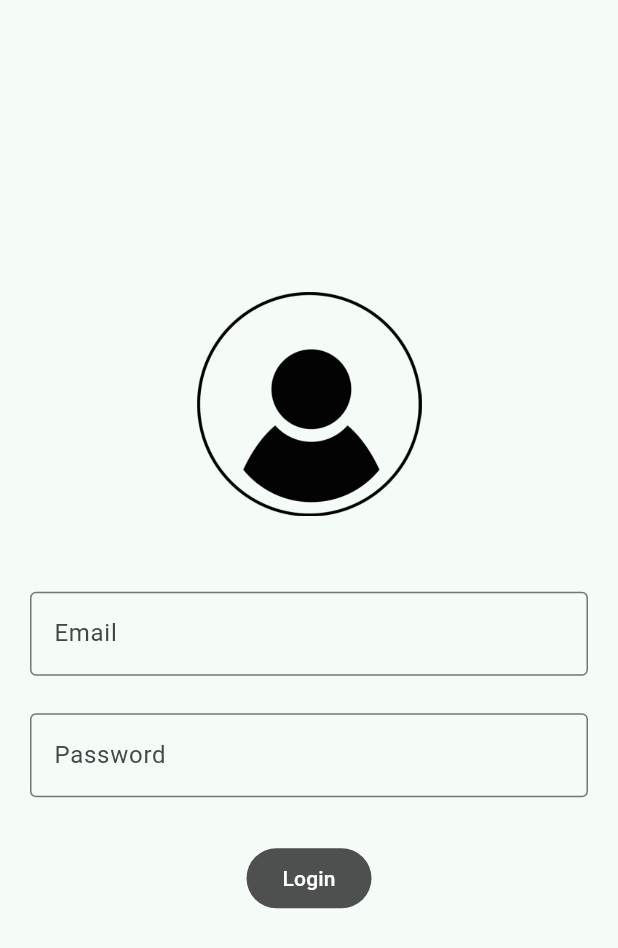
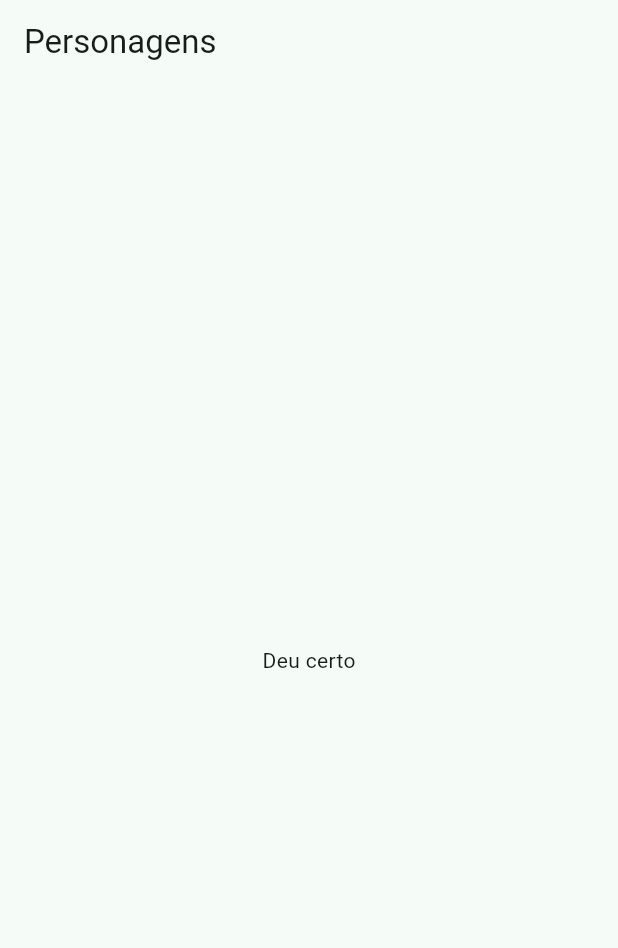
Before and after one commit to AllanSobera/FlutterStudy, a Flutter app: the screen it shows after launch, on a phone screen of 412 x 824 dp. Shown: the top 948 px of the screen. Run offline on Flutter 3.47's test engine with Material 3 defaults, Android fonts, the phone set to English and light mode, and no system bars; our stand-ins replace bloc, flutter_bloc, flutter_modular; missing offline and left inert: dart:ffi.

Commit message:
add: AppModule.dart in this file i have the class AppModule, this class is responsible to inject dependence and make all routes of the app add: DataState.dart this file have the states add: Service.dart this file will call api route to get the information of app change: pubspec.lock change: pubspec.yaml add: Character List Cubit this class will manage the all states in the case when get all character from API change: main and home to conforme with AppModular and injection dependence

```diff
--- /dev/null
+++ b/lib/Models/Repository/Service.dart
@@ -0,0 +1,16 @@
+import 'dart:io';
+import 'package:http/http.dart' as http;
+
+class DragonBallAPI {
+  DragonBallAPI();
+
+  Future<http.Response> fetchCharacters() async {
+    return http.get(Uri.parse("${RoutesAPI.baseUrl}${RoutesAPI.characters}"));
+  }
+}
+
+class RoutesAPI {
+  static const String baseUrl = "https://www.dragonball-api.com/api/";
+  static const String characters = "characters";
+  static const String planets = "planets";
+}
--- /dev/null
+++ b/lib/Models/dataState.dart
@@ -0,0 +1,8 @@
+
+abstract class DataState {}
+
+class InicialState extends DataState {}
+
+class LoadingState extends DataState {}
+
+class SucessedState extends DataState {}
--- /dev/null
+++ b/lib/View/characterListCubit.dart
@@ -0,0 +1,21 @@
+import 'package:bloc/bloc.dart';
+import 'package:flutter/foundation.dart';
+import '../Models/dataState.dart';
+import '../Models/Repository/Service.dart';
+
+class CharacterListCubit extends Cubit<DataState> {
+  static const valueKey = ValueKey("characterListCubit");
+  final DragonBallAPI service;
+
+  CharacterListCubit({required this.service}) : super(InicialState()) {
+    _getDragonBallCharacters();
+  }
+
+  void _getDragonBallCharacters() async {
+    emit(LoadingState());
+
+    await Future.delayed(const Duration(seconds: 5));
+
+    emit(SucessedState());
+  }
+}
--- a/lib/View/main.dart
+++ b/lib/View/main.dart
@@ -1,9 +1,15 @@
 import 'package:flutter/material.dart';
 import 'package:flutter/foundation.dart';
+import 'package:flutter_bloc/flutter_bloc.dart';
+import 'package:flutter_modular/flutter_modular.dart';
+import 'package:new_study/Models/dataState.dart';
+import 'characterListCubit.dart';
 import 'package:new_study/View/home.dart';
+import '../Models/AppModule.dart';
+import '../Models/dataState.dart';
 
 void main() {
-  runApp(const MyApp());
+  runApp(ModularApp(module: AppModule(), child: const MyApp()));
 }
 
 class MyApp extends StatelessWidget {
@@ -11,145 +17,180 @@ class MyApp extends StatelessWidget {
 
   @override
   Widget build(BuildContext context) {
-    return MaterialApp(
+    return MaterialApp.router(
       theme: ThemeData(
         colorScheme: ColorScheme.fromSeed(
           seedColor: const Color.fromRGBO(38, 129, 106, 1),
         ),
       ),
-      initialRoute: '/',
-      routes: {
-        '/': (context) => const MyHomePage(title: "Meu novo App"),
-        '/home': (context) => const Home(),
+      debugShowCheckedModeBanner: false,
+      routerConfig: Modular.routerConfig,
+      builder: (context, router) {
+        return SafeArea(child: router!);
       },
-      debugShowCheckedModeBanner: false,
     );
   }
 }
 
-class MyHomePage extends StatefulWidget {
-  const MyHomePage({super.key, required this.title});
-
-  final String title;
-
-  @override
-  State<MyHomePage> createState() => _MyHomePageState();
-}
-
-class _MyHomePageState extends State<MyHomePage> {
-  String email = "";
-  String password = "";
-  bool enableLoginButton = false;
+class StartScreen extends StatelessWidget {
+  const StartScreen({super.key});
 
   @override
   Widget build(BuildContext context) {
     return Scaffold(
-      body: Container(
-        padding: const EdgeInsets.symmetric(horizontal: 20),
-        child: Column(
-          mainAxisAlignment: MainAxisAlignment.center,
-          children: [
-            Column(
-              mainAxisAlignment: MainAxisAlignment.center,
-              crossAxisAlignment: CrossAxisAlignment.start,
-              children: <Widget>[
-                Center(
-                    child: Image.asset(
-                  "images/userIcon.png",
-                  width: 150,
-                  height: 150,
-                )),
-                Padding(
-                  padding: const EdgeInsets.fromLTRB(0, 50, 0, 10),
-                  child: TextField(
-                    decoration: const InputDecoration(
-                      border: OutlineInputBorder(),
-                      labelText: 'Email',
-                    ),
-                    onChanged: (value) {
-                      email = value;
-                      stateOfLoginButton();
-                    },
-                  ),
-                ),
-                Padding(
-                  padding: const EdgeInsets.fromLTRB(0, 15, 0, 10),
-                  child: TextField(
-                    obscureText: true,
-                    decoration: const InputDecoration(
-                      border: OutlineInputBorder(),
-                      labelText: 'Password',
-                    ),
-                    onChanged: (value) {
-                      password = value;
-                      stateOfLoginButton();
-                    },
-                  ),
-                ),
-              ],
-            ),
-            Padding(
-                padding: const EdgeInsets.all(20),
-                child: ElevatedButton(
-                  onPressed: enableLoginButton ? () => loginPressed() : null,
-                  style: ElevatedButton.styleFrom(
-                    backgroundColor: const Color.fromRGBO(38, 129, 106, 1),
-                    disabledBackgroundColor:
-                        const Color.fromARGB(255, 78, 80, 80),
-                  ),
-                  child: const Text(
-                    "Login",
-                    style: TextStyle(color: Colors.white),
-                  ),
-                ))
-          ],
+      appBar: AppBar(
+        title: const Text("Personagens"),
+      ),
+      body: BlocProvider(
+        create: (context) => Modular.get<CharacterListCubit>(
+            key: CharacterListCubit.valueKey.value),
+        child: BlocBuilder<CharacterListCubit, DataState>(
+          builder: (context, state) {
+            if (state is InicialState) {
+              return const Center();
+            } else if (state is LoadingState) {
+              return const Center(
+                child: CircularProgressIndicator(),
+              );
+            } else if (state is SucessedState) {
+              return const Center(
+                child: Text("Deu certo"),
+              );
+            } else {
+              return const Center(
+                child: Text("Deu errado"),
+              );
+            }
+          },
         ),
       ),
     );
   }
-
-  void stateOfLoginButton() {
-    setState(() {
-      enableLoginButton = password.isNotEmpty && email.isNotEmpty;
-    });
-  }
-
-  void loginPressed() {
-    if (kDebugMode) {
-      print("Logged");
-    }
-    if (email.isEmpty || password.isEmpty) {
-      showAlert("Informe seu email e sua senha!");
-      return;
-    }
-
-    if (email == "teste@gmail.com" && password == "123") {
-      Navigator.pushReplacement(context,
-          MaterialPageRoute(builder: (BuildContext context) => const Home()));
-    } else {
-      showAlert("As credenciais inseridas são inválidas");
-    }
-  }
-
-  void showAlert(String message) {
-    showDialog(
-      context: context,
-      builder: (context) => AlertDialog(
-        title: const Text(
-          "Atenção",
-        ),
-        content: Text(
-          message,
-        ),
-        actions: <Widget>[
-          TextButton(
-            child: const Text('Ok!'),
-            onPressed: () {
-              Navigator.of(context).pop();
-            },
-          ),
-        ],
-      ),
-    );
-  }
 }
+//
+// class MyHomePage extends StatefulWidget {
+//   const MyHomePage({super.key});
+//
+//   @override
+//   State<MyHomePage> createState() => _MyHomePageState();
+// }
+//
+// class _MyHomePageState extends State<MyHomePage> {
+//   String email = "";
+//   String password = "";
+//   bool enableLoginButton = false;
+//
+//   @override
+//   Widget build(BuildContext context) {
+//     return Scaffold(
+//       body: Container(
+//         padding: const EdgeInsets.symmetric(horizontal: 20),
+//         child: Column(
+//           mainAxisAlignment: MainAxisAlignment.center,
+//           children: [
+//             Column(
+//               mainAxisAlignment: MainAxisAlignment.center,
+//               crossAxisAlignment: CrossAxisAlignment.stretch,
+//               children: <Widget>[
+//                 Center(
+//                     child: Image.asset(
+//                   "images/userIcon.png",
+//                   width: 150,
+//                   height: 150,
+//                 )),
+//                 Padding(
+//                   padding: const EdgeInsets.fromLTRB(0, 50, 0, 10),
+//                   child: TextField(
+//                     decoration: const InputDecoration(
+//                       border: OutlineInputBorder(),
+//                       labelText: 'Email',
+//                     ),
+//                     onChanged: (value) {
+//                       email = value;
+//                       stateOfLoginButton();
+//                     },
+//                   ),
+//                 ),
+//                 Padding(
+//                   padding: const EdgeInsets.fromLTRB(0, 15, 0, 10),
+//                   child: TextField(
+//                     obscureText: true,
+//                     decoration: const InputDecoration(
+//                       border: OutlineInputBorder(),
+//                       labelText: 'Password',
+//                     ),
+//                     onChanged: (value) {
+//                       password = value;
+//                       stateOfLoginButton();
+//                     },
+//                   ),
+//                 ),
+//               ],
+//             ),
+//             Padding(
+//                 padding: const EdgeInsets.all(20),
+//                 child: ElevatedButton(
+//                   onPressed: enableLoginButton ? () => loginPressed() : null,
+//                   style: ElevatedButton.styleFrom(
+//                     backgroundColor: const Color.fromRGBO(38, 129, 106, 1),
+//                     disabledBackgroundColor:
+//                         const Color.fromARGB(255, 78, 80, 80),
+//                   ),
+//                   child: const Text(
+//                     "Login",
+//                     style: TextStyle(color: Colors.white),
+//                   ),
+//                 ))
+//           ],
+//         ),
+//       ),
+//     );
+//   }
+//
+//   void stateOfLoginButton() {
+//     setState(() {
+//       enableLoginButton = password.isNotEmpty && email.isNotEmpty;
+//     });
+//   }
+//
+//   void loginPressed() {
+//     if (kDebugMode) {
+//       print("Logged");
+//     }
+//     if (email.isEmpty || password.isEmpty) {
+//       showAlert("Informe seu email e sua senha!");
+//       return;
+//     }
+//
+//     if (email == "teste@gmail.com" && password == "123") {
+//       Navigator.pushReplacement(
+//           context,
+//           MaterialPageRoute(
+//               builder: (BuildContext context) => const MyHomePage()));
+//     } else {
+//       showAlert("As credenciais inseridas são inválidas");
+//     }
+//   }
+//
+//   void showAlert(String message) {
+//     showDialog(
+//       context: context,
+//       builder: (context) => AlertDialog(
+//         title: const Text(
+//           "Atenção",
+//         ),
+//         content: Text(
+//           message,
+//         ),
+//         actions: <Widget>[
+//           TextButton(
+//             child: const Text('Ok!'),
+//             onPressed: () {
+//               Navigator.of(context).pop();
+//             },
+//           ),
+//         ],
+//       ),
+//     );
+//   }
+// }
--- a/pubspec.yaml
+++ b/pubspec.yaml
@@ -31,10 +31,14 @@ dependencies:
   flutter:
     sdk: flutter
 
+  cupertino_icons: ^1.0.2
+  http: any
+  flutter_bloc: ^8.1.4
+  flutter_modular: ^6.3.2
+  bloc: ^8.1.3
 
   # The following adds the Cupertino Icons font to your application.
   # Use with the CupertinoIcons class for iOS style icons.
-  cupertino_icons: ^1.0.2
 
 dev_dependencies:
   flutter_test:
```
Also changed, not shown: lib/Models/AppModule.dart (added, +20 -0 lines), lib/Models/DTO/CharactersRequest.dart (added, +111 -0 lines), lib/View/home.dart (+5 -17 lines), pubspec.lock.
